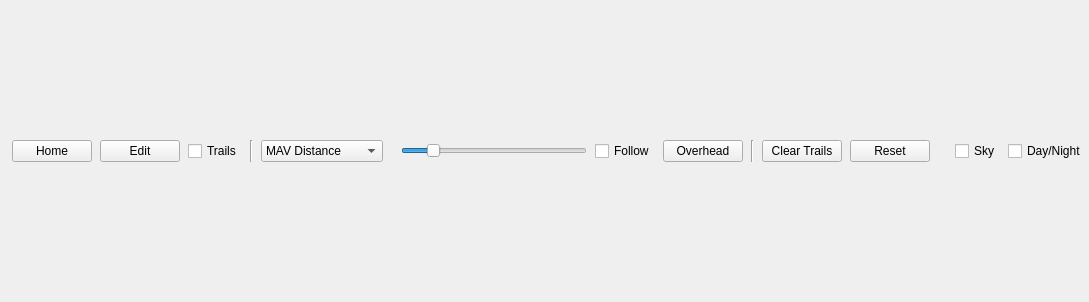
Before: the Qt Designer form src/ui/map3D/QGCGoogleEarthView.ui in mavlink/qgroundcontrol, drawn with Qt 5.
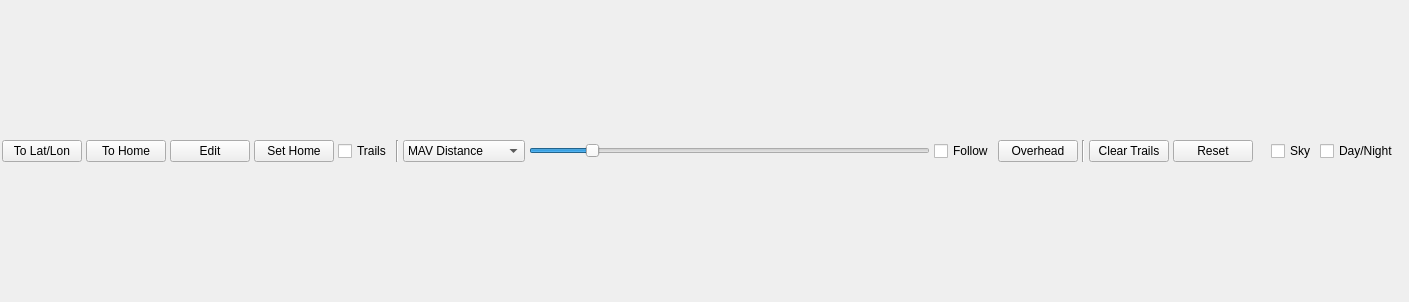
After: the same form once the commit is applied.

Commit message: Implemented moving the home location

```diff
--- a/src/ui/map3D/QGCGoogleEarthView.ui
+++ b/src/ui/map3D/QGCGoogleEarthView.ui
@@ -6,16 +6,16 @@
    <rect>
     <x>0</x>
     <y>0</y>
-    <width>1089</width>
+    <width>1409</width>
     <height>302</height>
    </rect>
   </property>
   <property name="windowTitle">
    <string>Form</string>
   </property>
-  <layout class="QGridLayout" name="gridLayout" columnstretch="1,10,10,10,10,5,1,100,10,10,10,10,10,5,2,2">
+  <layout class="QGridLayout" name="gridLayout" columnstretch="1,10,10,10,10,5,10,1000,10,10,10,10,10,5,2,2,0,0">
    <property name="horizontalSpacing">
-    <number>8</number>
+    <number>4</number>
    </property>
    <property name="verticalSpacing">
     <number>2</number>
@@ -23,7 +23,7 @@
    <property name="margin">
     <number>2</number>
    </property>
-   <item row="0" column="0" colspan="16">
+   <item row="0" column="0" colspan="18">
     <layout class="QVBoxLayout" name="webViewLayout"/>
    </item>
    <item row="1" column="1">
@@ -38,11 +38,37 @@
       <string>Go to home location</string>
      </property>
      <property name="text">
-      <string>Home</string>
+      <string>To Home</string>
      </property>
     </widget>
    </item>
    <item row="1" column="3">
+    <widget class="QPushButton" name="setHomeButton">
+     <property name="text">
+      <string>Set Home</string>
+     </property>
+     <property name="checkable">
+      <bool>true</bool>
+     </property>
+    </widget>
+   </item>
+   <item row="1" column="2">
+    <widget class="QPushButton" name="editButton">
+     <property name="toolTip">
+      <string>Enable waypoint and home location edit mode</string>
+     </property>
+     <property name="statusTip">
+      <string>Enable waypoint and home location edit mode</string>
+     </property>
+     <property name="text">
+      <string>Edit</string>
+     </property>
+     <property name="checkable">
+      <bool>true</bool>
+     </property>
+    </widget>
+   </item>
+   <item row="1" column="4">
     <widget class="QCheckBox" name="trailCheckbox">
      <property name="toolTip">
       <string>Show MAV trajectories</string>
@@ -58,21 +84,35 @@
      </property>
     </widget>
    </item>
-   <item row="1" column="13">
-    <spacer name="horizontalSpacer">
+   <item row="1" column="5">
+    <widget class="Line" name="line">
      <property name="orientation">
-      <enum>Qt::Horizontal</enum>
+      <enum>Qt::Vertical</enum>
      </property>
-     <property name="sizeType">
-      <enum>QSizePolicy::Expanding</enum>
+    </widget>
+   </item>
+   <item row="1" column="6">
+    <widget class="QComboBox" name="camDistanceComboBox">
+     <property name="toolTip">
+      <string>Select the MAV to chase</string>
      </property>
-     <property name="sizeHint" stdset="0">
-      <size>
-       <width>5</width>
-       <height>20</height>
-      </size>
+     <property name="statusTip">
+      <string>Select the MAV to chase</string>
      </property>
-    </spacer>
+     <property name="whatsThis">
+      <string>Select the MAV to chase</string>
+     </property>
+     <item>
+      <property name="text">
+       <string>MAV Distance</string>
+      </property>
+     </item>
+     <item>
+      <property name="text">
+       <string>Ground Distance</string>
+      </property>
+     </item>
+    </widget>
    </item>
    <item row="1" column="7">
     <widget class="QSlider" name="camDistanceSlider">
@@ -115,43 +155,6 @@
      </property>
     </widget>
    </item>
-   <item row="1" column="5">
-    <widget class="QComboBox" name="camDistanceComboBox">
-     <property name="toolTip">
-      <string>Select the MAV to chase</string>
-     </property>
-     <property name="statusTip">
-      <string>Select the MAV to chase</string>
-     </property>
-     <property name="whatsThis">
-      <string>Select the MAV to chase</string>
-     </property>
-     <item>
-      <property name="text">
-       <string>MAV Distance</string>
-      </property>
-     </item>
-     <item>
-      <property name="text">
-       <string>Ground Distance</string>
-      </property>
-     </item>
-    </widget>
-   </item>
-   <item row="1" column="4">
-    <widget class="Line" name="line">
-     <property name="orientation">
-      <enum>Qt::Vertical</enum>
-     </property>
-    </widget>
-   </item>
-   <item row="1" column="12">
-    <widget class="QPushButton" name="resetButton">
-     <property name="text">
-      <string>Reset</string>
-     </property>
-    </widget>
-   </item>
    <item row="1" column="9">
     <widget class="QPushButton" name="changeViewButton">
      <property name="text">
@@ -159,6 +162,13 @@
      </property>
     </widget>
    </item>
+   <item row="1" column="10">
+    <widget class="Line" name="line_2">
+     <property name="orientation">
+      <enum>Qt::Vertical</enum>
+     </property>
+    </widget>
+   </item>
    <item row="1" column="11">
     <widget class="QPushButton" name="clearTrailsButton">
      <property name="toolTip">
@@ -175,29 +185,29 @@
      </property>
     </widget>
    </item>
-   <item row="1" column="10">
-    <widget class="Line" name="line_2">
-     <property name="orientation">
-      <enum>Qt::Vertical</enum>
-     </property>
-    </widget>
-   </item>
-   <item row="1" column="2">
-    <widget class="QPushButton" name="editButton">
-     <property name="toolTip">
-      <string>Enable waypoint and home location edit mode</string>
-     </property>
-     <property name="statusTip">
-      <string>Enable waypoint and home location edit mode</string>
-     </property>
+   <item row="1" column="12">
+    <widget class="QPushButton" name="resetButton">
      <property name="text">
-      <string>Edit</string>
-     </property>
-     <property name="checkable">
-      <bool>true</bool>
+      <string>Reset</string>
      </property>
     </widget>
    </item>
+   <item row="1" column="13">
+    <spacer name="horizontalSpacer">
+     <property name="orientation">
+      <enum>Qt::Horizontal</enum>
+     </property>
+     <property name="sizeType">
+      <enum>QSizePolicy::MinimumExpanding</enum>
+     </property>
+     <property name="sizeHint" stdset="0">
+      <size>
+       <width>10</width>
+       <height>20</height>
+      </size>
+     </property>
+    </spacer>
+   </item>
    <item row="1" column="14">
     <widget class="QCheckBox" name="atmosphereCheckBox">
      <property name="toolTip">
@@ -224,6 +234,13 @@
      </property>
     </widget>
    </item>
+   <item row="1" column="0">
+    <widget class="QPushButton" name="toLatLonButton">
+     <property name="text">
+      <string>To Lat/Lon</string>
+     </property>
+    </widget>
+   </item>
   </layout>
  </widget>
  <resources/>
```
The commit also changes 9 other files.
